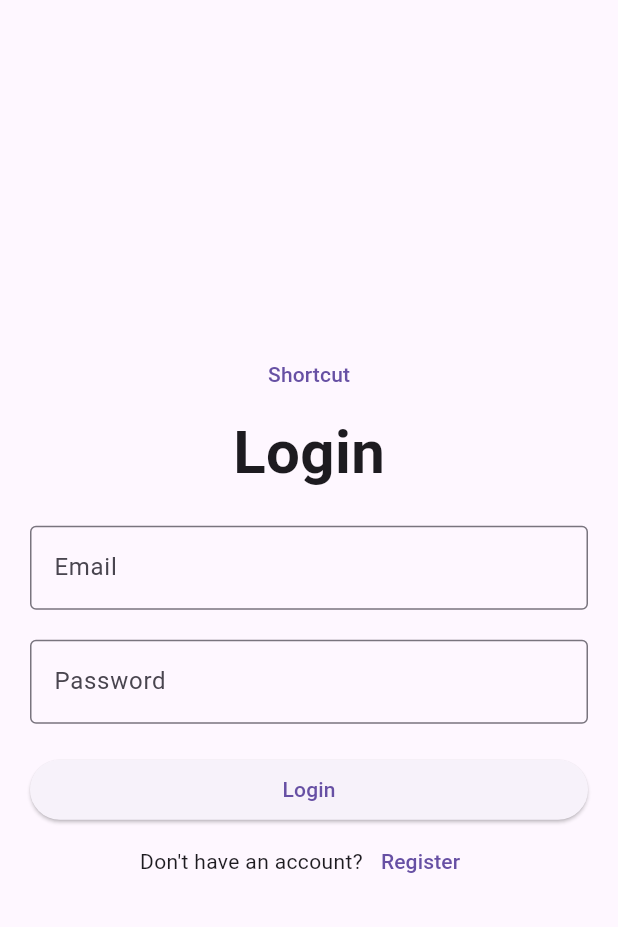
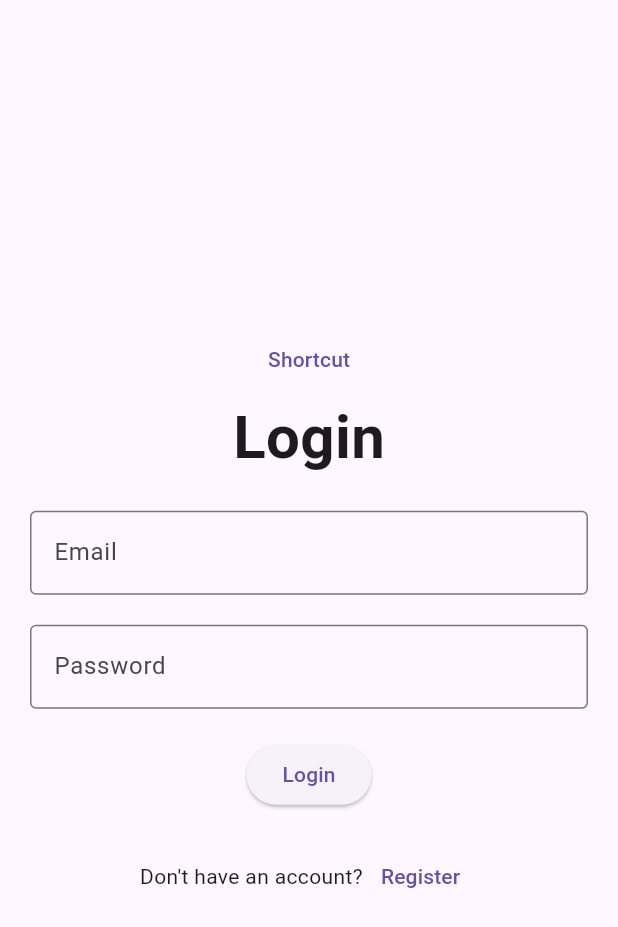
Before and after one commit to Micc1234/Cache-Music-Player, a Flutter app: the LoginPage screen opened directly, on a phone screen of 412 x 824 dp. Shown: the top 927 px of the screen. Run offline on Flutter 3.47's test engine with Material 3 defaults, Android fonts, the phone set to English and light mode, and no system bars; our stand-ins replace flutter_rating_bar; network calls fail.

Commit message:
Loading after successfully login

```diff
--- a/lib/models/music_class_model.dart
+++ b/lib/models/music_class_model.dart
@@ -1,4 +1,5 @@
 class Music {
+  int id;
   String name;
   String singer;
   String imgSrc;
@@ -6,7 +7,8 @@ class Music {
   String lang;
 
   Music(
-      {required this.name,
+      {required this.id,
+      required this.name,
       required this.singer,
       required this.imgSrc,
       required this.favorite,
--- a/lib/screens/first_page.dart
+++ b/lib/screens/first_page.dart
@@ -136,7 +136,7 @@ class _FirstPageState extends State<FirstPage> {
                       ),
                       TextButton(
                         onPressed: () {
-                          Navigator.push(
+                          Navigator.pushReplacement(
                               context,
                               MaterialPageRoute(
                                   builder: (context) => LoginPage()));
--- a/lib/screens/login_page.dart
+++ b/lib/screens/login_page.dart
@@ -1,10 +1,10 @@
+import 'package:flutter/material.dart';
 import 'package:cache_music_player/screens/first_page.dart';
 import 'package:cache_music_player/screens/register.page.dart';
-import 'package:flutter/material.dart';
 import 'package:cache_music_player/models/user_data.dart';
 
 class LoginPage extends StatefulWidget {
-  const LoginPage({super.key});
+  const LoginPage({Key? key}) : super(key: key);
 
   @override
   State<LoginPage> createState() => _LoginPageState();
@@ -13,16 +13,28 @@ class LoginPage extends StatefulWidget {
 class _LoginPageState extends State<LoginPage> {
   TextEditingController emailC = TextEditingController();
   TextEditingController passwordC = TextEditingController();
+  bool _isLoading = false;
 
   void _login() {
     String email = emailC.text;
     String password = passwordC.text;
 
+    setState(() {
+      _isLoading = true;
+    });
+
+    Future.delayed(Duration(seconds: 4), () {
       bool valid = loginAction(email, password);
 
+      setState(() {
+        _isLoading = false;
+      });
+
       if (valid) {
-      Navigator.push(
-          context, MaterialPageRoute(builder: (context) => FirstPage()));
+        Navigator.pushReplacement(
+          context,
+          MaterialPageRoute(builder: (context) => FirstPage()),
+        );
       } else {
         ScaffoldMessenger.of(context).showSnackBar(
           SnackBar(
@@ -31,22 +43,30 @@ class _LoginPageState extends State<LoginPage> {
           ),
         );
       }
+    });
   }
 
   @override
   Widget build(BuildContext context) {
     return Scaffold(
-      body: Padding(
+      body: Stack(
+        fit: StackFit.expand,
+        children: [
+          Center(
+            child: Padding(
               padding: const EdgeInsets.all(20.0),
               child: Column(
                 mainAxisAlignment: MainAxisAlignment.center,
                 children: [
                   TextButton(
                     onPressed: () {
-                  Navigator.push(context,
-                      MaterialPageRoute(builder: (context) => FirstPage()));
+                      Navigator.pushReplacement(
+                        context,
+                        MaterialPageRoute(builder: (context) => FirstPage()),
+                      );
                     },
-                child: Text("Shortcut")),
+                    child: Text("Shortcut"),
+                  ),
                   Text(
                     "Login",
                     style: TextStyle(fontSize: 40, fontWeight: FontWeight.bold),
@@ -59,7 +79,9 @@ class _LoginPageState extends State<LoginPage> {
                       TextField(
                         controller: emailC,
                         decoration: InputDecoration(
-                      hintText: "Email", border: OutlineInputBorder()),
+                          hintText: "Email",
+                          border: OutlineInputBorder(),
+                        ),
                       ),
                       SizedBox(
                         height: 20,
@@ -68,20 +90,24 @@ class _LoginPageState extends State<LoginPage> {
                         obscureText: true,
                         controller: passwordC,
                         decoration: InputDecoration(
-                      hintText: "Password", border: OutlineInputBorder()),
-                )
+                          hintText: "Password",
+                          border: OutlineInputBorder(),
+                        ),
+                      ),
                     ],
                   ),
                   SizedBox(
                     height: 20,
                   ),
-            Container(
-                width: double.infinity,
-                child: ElevatedButton(
+                  ElevatedButton(
                     onPressed: () {
                       _login();
                     },
-                    child: Text("Login"))),
+                    child: Text("Login"),
+                  ),
+                  SizedBox(
+                    height: 20,
+                  ),
                   Row(
                     mainAxisAlignment: MainAxisAlignment.center,
                     children: [
@@ -93,13 +119,25 @@ class _LoginPageState extends State<LoginPage> {
                           Navigator.push(
                             context,
                             MaterialPageRoute(
-                              builder: (context) => RegisterPage()));
+                                builder: (context) => RegisterPage()),
+                          );
                         },
-                    child: Text("Register"))
-              ],
-            )
+                        child: Text("Register"),
+                      ),
                     ],
                   ),
+                ],
+              ),
+            ),
+          ),
+          if (_isLoading)
+            Container(
+              color: Colors.black.withOpacity(0.3),
+              child: Center(
+                child: CircularProgressIndicator(),
+              ),
+            ),
+        ],
       ),
     );
   }
```
Also changed, not shown: lib/main.dart (+1 -8 lines), lib/models/data_provider.dart (+24 -0 lines), lib/screens/music_player_page.dart (+120 -14 lines), 12 other files. Lines whose indentation alone changed are shown as unchanged.
